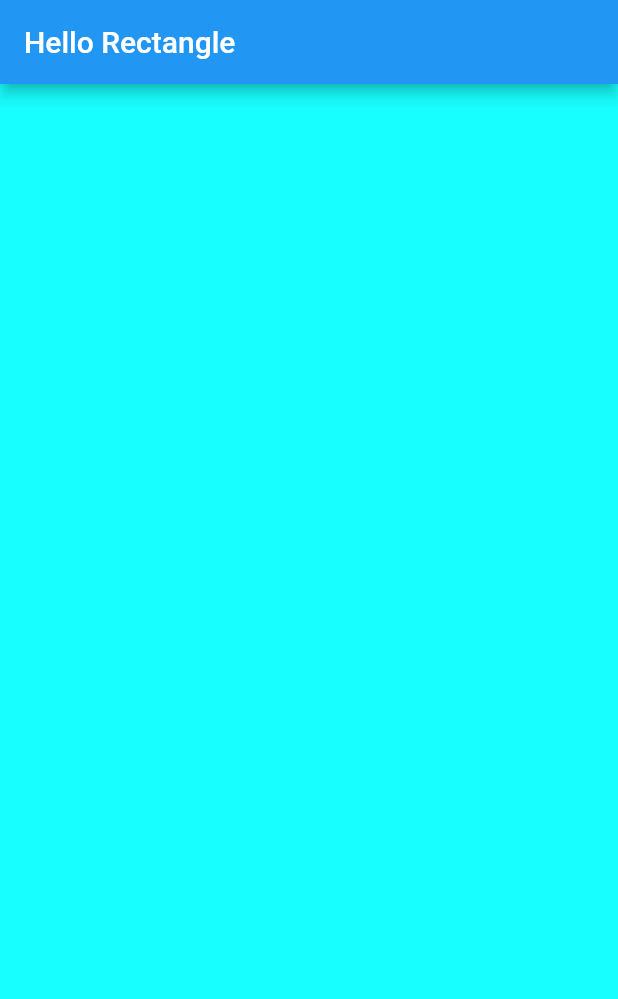
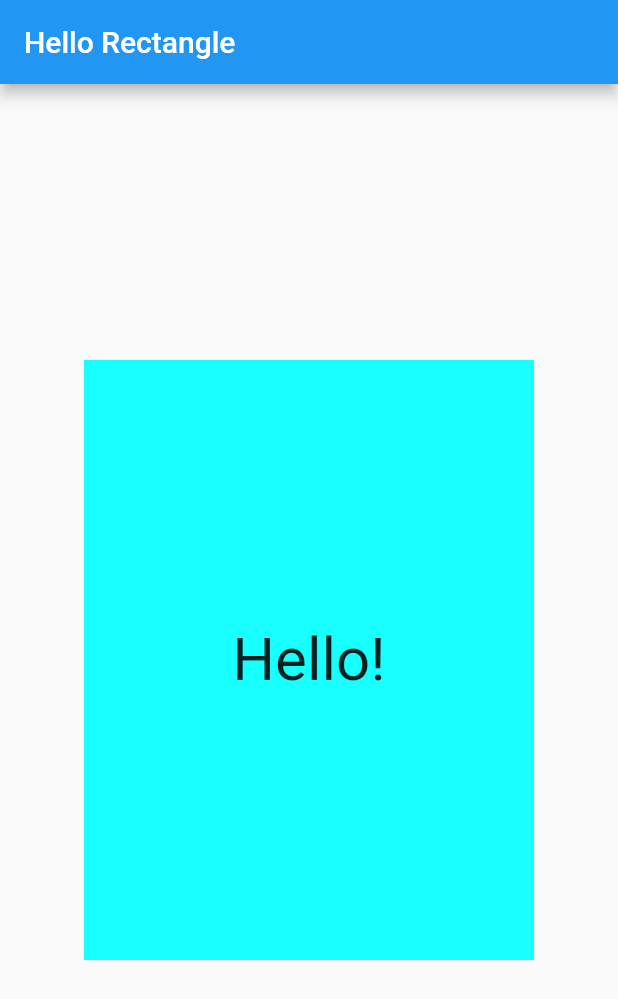
Before and after one commit to Muntaha-Islam0019/hello_rectangle, a Flutter app: the screen it shows after launch, on a phone screen of 412 x 824 dp. Shown: the top 999 px of the screen. Run offline on Flutter 3.47's test engine with Material 2 defaults, Android fonts, the phone set to English and light mode, and no system bars.

Commit message:
Centralised the rectangle and text

```diff
--- a/lib/main.dart
+++ b/lib/main.dart
@@ -3,11 +3,18 @@ import 'package:flutter/material.dart';
 // Old: Top level function to keep the code clean by putting body widgets.
 // Inheriting from StatelessWidget for added functionality.
 class HelloRectangle extends StatelessWidget {
-
   @override
   Widget build(BuildContext context) {
-    return Container(
-      color: Colors.cyanAccent,
+    return Center(
+      child: Container(
+        color: Colors.cyanAccent,
+        height: 400.0,
+        width: 300.0,
+        child: Center(
+          child: Text("Hello!",
+          style: TextStyle(fontSize: 40.0),),
+        ),
+      ),
     );
   }
 }
```
